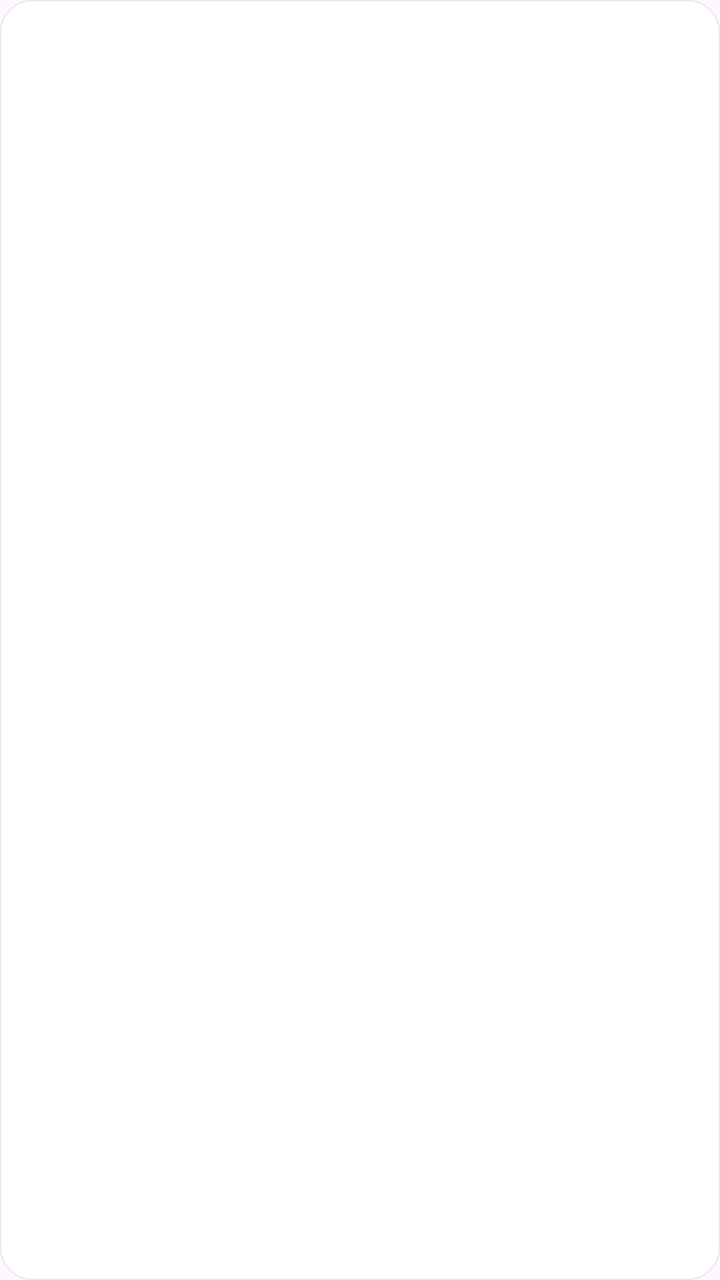
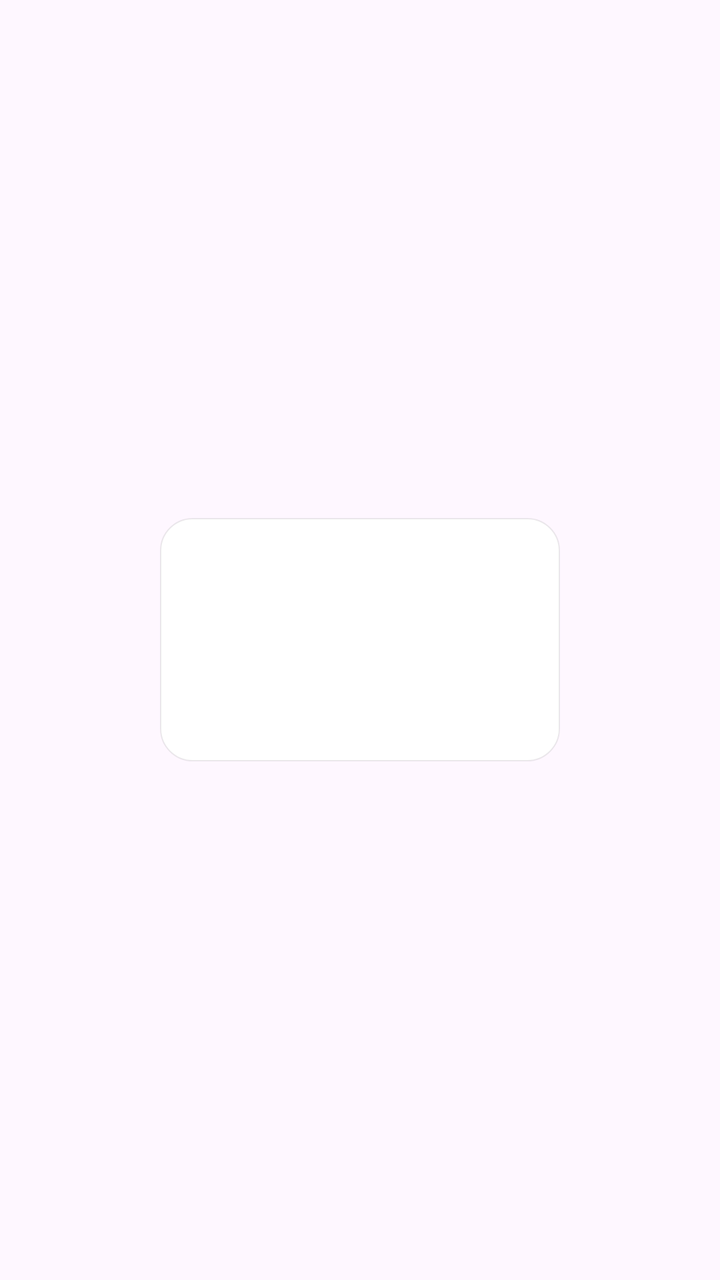

The first picture is an Android layout as it rendered before a commit; the second is the same layout after the commit. The layout source and the unified diff follow.
<!-- AndroidManifest.xml: another module's application theme Theme.TestModuleAds -->
<!-- res/layout/dialog_loading_reward.xml -->
<?xml version="1.0" encoding="utf-8"?>
<LinearLayout xmlns:android="http://schemas.android.com/apk/res/android"
    android:layout_width="wrap_content"
    android:layout_height="wrap_content"
    android:background="@drawable/bg_loading_dialog"
    android:elevation="8dp"
    android:gravity="center"
    android:minWidth="200dp"
    android:orientation="vertical"
    android:padding="20dp">

    <ProgressBar
        android:id="@+id/progress"
        android:layout_width="wrap_content"
        android:layout_height="wrap_content" />

    <TextView
        android:id="@+id/tvMessage"
        android:layout_width="wrap_content"
        android:layout_height="wrap_content"
        android:layout_marginTop="12dp"
        android:textColor="@android:color/black"
        android:textSize="16sp" />
</LinearLayout>
<!-- resources referenced by this layout -->
<resources>
  <!-- drawable bg_loading_dialog (drawable) -->
  <?xml version="1.0" encoding="utf-8"?>
  <shape xmlns:android="http://schemas.android.com/apk/res/android"
      android:shape="rectangle">
      <solid android:color="@android:color/white" />
      <corners android:radius="16dp" />
      <stroke
          android:width="0.5dp"
          android:color="#14000000" />
  </shape>
  <style name="Theme.TestModuleAds" parent="Base.Theme.TestModuleAds" />
  <style name="Base.Theme.TestModuleAds" parent="Theme.Material3.DayNight.NoActionBar">
          
          
      </style>
</resources>

<!-- the commit's change to res/layout/dialog_loading_reward.xml (unified diff, before → after) -->
@@ -1,24 +1,31 @@
 <?xml version="1.0" encoding="utf-8"?>
-<LinearLayout xmlns:android="http://schemas.android.com/apk/res/android"
-    android:layout_width="wrap_content"
-    android:layout_height="wrap_content"
-    android:background="@drawable/bg_loading_dialog"
-    android:elevation="8dp"
-    android:gravity="center"
-    android:minWidth="200dp"
-    android:orientation="vertical"
-    android:padding="20dp">
+<FrameLayout xmlns:android="http://schemas.android.com/apk/res/android"
+    android:layout_width="match_parent"
+    android:layout_height="match_parent">
 
-    <ProgressBar
-        android:id="@+id/progress"
-        android:layout_width="wrap_content"
-        android:layout_height="wrap_content" />
-
-    <TextView
-        android:id="@+id/tvMessage"
+    <LinearLayout
+        android:layout_gravity="center"
         android:layout_width="wrap_content"
         android:layout_height="wrap_content"
-        android:layout_marginTop="12dp"
-        android:textColor="@android:color/black"
-        android:textSize="16sp" />
-</LinearLayout>
+        android:background="@drawable/bg_loading_dialog"
+        android:elevation="8dp"
+        android:gravity="center"
+        android:minWidth="200dp"
+        android:orientation="vertical"
+        android:padding="20dp">
+
+        <ProgressBar
+            android:id="@+id/progress"
+            android:layout_width="wrap_content"
+            android:layout_height="wrap_content" />
+
+        <TextView
+            android:id="@+id/tvMessage"
+            android:layout_width="wrap_content"
+            android:layout_height="wrap_content"
+            android:layout_marginTop="12dp"
+            android:textColor="@android:color/black"
+            android:textSize="16sp" />
+    </LinearLayout>
+
+</FrameLayout>
